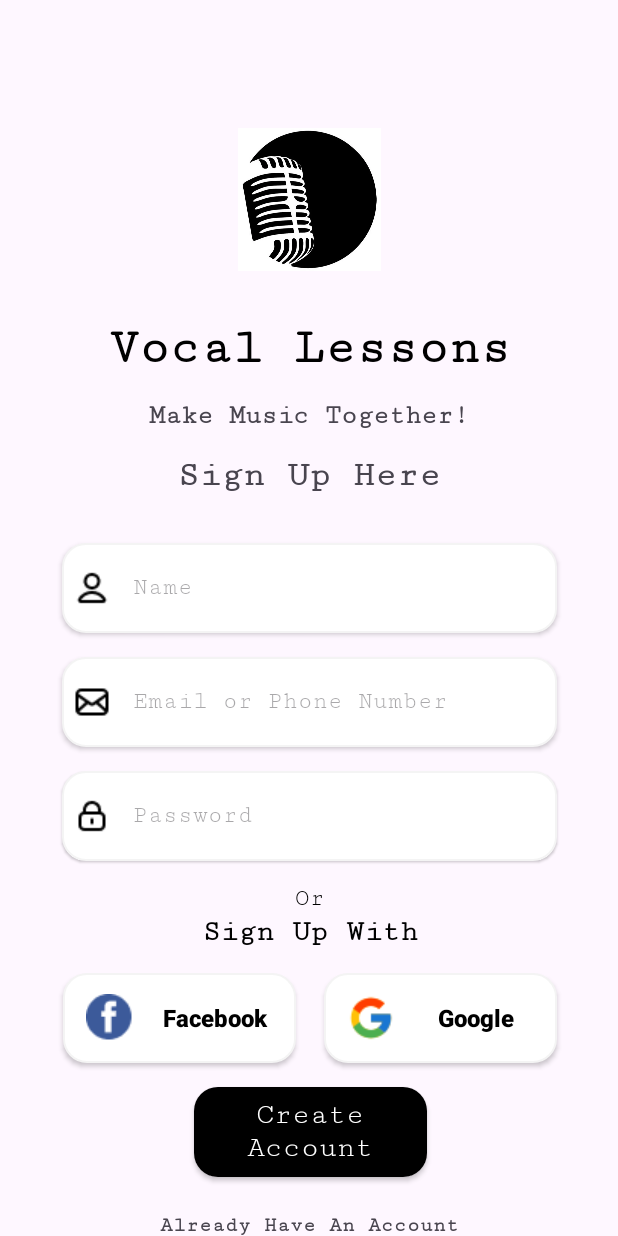
After one commit to SA9RAEL/Vocal, an Android app: the layout activity_sign_up_user.xml on its own in the app's theme, with its tools: preview values and no code run, on a phone screen of 412 x 824 dp. The commit adds this screen. Run offline under Robolectric (Android 15) with nearby library versions, the phone set to English and light mode, and no system bars.

Commit message:
The account creation and sign up screens are working. I'm making a new teacher card screen with the option to sign up for a lesson.

```diff
--- a/app/src/main/AndroidManifest.xml
+++ b/app/src/main/AndroidManifest.xml
@@ -13,6 +13,15 @@
         android:theme="@style/Theme.VocalLessons"
         tools:targetApi="31">
         <activity
+            android:name=".LoginUserActivity"
+            android:exported="false" />
+        <activity
+            android:name=".SignUpUserActivity"
+            android:exported="false" />
+        <activity
+            android:name=".StartActivity"
+            android:exported="false" />
+        <activity
             android:name=".SplashActivity"
             android:exported="true">
             <intent-filter>
@@ -23,8 +32,7 @@
         </activity>
         <activity
             android:name=".MainActivity"
-            android:exported="true">
-        </activity>
+            android:exported="true" />
     </application>
 
 </manifest>
--- a/app/src/main/java/com/example/vocallessons/SignUpUserActivity.kt
+++ b/app/src/main/java/com/example/vocallessons/SignUpUserActivity.kt
@@ -1,5 +1,30 @@
 package com.example.vocallessons
 
-class SignUpUserActivity {
+import android.content.Intent
+import android.os.Bundle
+import androidx.activity.enableEdgeToEdge
+import androidx.appcompat.app.AppCompatActivity
+import com.example.vocallessons.databinding.ActivitySignUpUserBinding
 
+class SignUpUserActivity : AppCompatActivity() {
+
+    private lateinit var binding: ActivitySignUpUserBinding
+
+    override fun onCreate(savedInstanceState: Bundle?) {
+        super.onCreate(savedInstanceState)
+        enableEdgeToEdge()
+        binding = ActivitySignUpUserBinding.inflate(layoutInflater)
+        setContentView(binding.root)
+
+        with(binding) {
+            goLoginUserPage.setOnClickListener {
+                startActivity(Intent(this@SignUpUserActivity, LoginUserActivity::class.java))
+            }
+            createAccountBtn.setOnClickListener {
+                startActivity(Intent(this@SignUpUserActivity, MainActivity::class.java))
+                finish()
+            }
+
+        }
+    }
 }
--- /dev/null
+++ b/app/src/main/res/layout/activity_sign_up_user.xml
@@ -0,0 +1,209 @@
+<?xml version="1.0" encoding="utf-8"?>
+<androidx.constraintlayout.widget.ConstraintLayout xmlns:android="http://schemas.android.com/apk/res/android"
+    xmlns:app="http://schemas.android.com/apk/res-auto"
+    xmlns:tools="http://schemas.android.com/tools"
+    android:id="@+id/main"
+    android:layout_width="match_parent"
+    android:layout_height="match_parent"
+    tools:context=".LoginUserActivity">
+
+    <ImageView
+        android:id="@+id/imageView3"
+        android:layout_width="95dp"
+        android:layout_height="95dp"
+        android:layout_marginTop="85dp"
+        app:layout_constraintEnd_toEndOf="parent"
+        app:layout_constraintStart_toStartOf="parent"
+        app:layout_constraintTop_toTopOf="parent"
+        app:srcCompat="@drawable/logo" />
+
+    <TextView
+        android:id="@+id/textView5"
+        android:layout_width="wrap_content"
+        android:layout_height="wrap_content"
+        android:layout_marginTop="32dp"
+        android:fontFamily="serif-monospace"
+        android:text="@string/app_name"
+        android:textColor="@color/black"
+        android:textSize="34sp"
+        android:textStyle="bold"
+        app:layout_constraintEnd_toEndOf="parent"
+        app:layout_constraintStart_toStartOf="parent"
+        app:layout_constraintTop_toBottomOf="@+id/imageView3" />
+
+    <TextView
+        android:id="@+id/textView6"
+        android:layout_width="wrap_content"
+        android:layout_height="wrap_content"
+        android:layout_marginTop="16dp"
+        android:fontFamily="serif-monospace"
+        android:text="@string/make_music_together"
+        android:textSize="18sp"
+        android:textStyle="bold"
+        app:layout_constraintEnd_toEndOf="parent"
+        app:layout_constraintStart_toStartOf="parent"
+        app:layout_constraintTop_toBottomOf="@+id/textView5" />
+
+    <TextView
+        android:id="@+id/textView7"
+        android:layout_width="wrap_content"
+        android:layout_height="wrap_content"
+        android:layout_marginTop="16dp"
+        android:fontFamily="serif-monospace"
+        android:text="@string/sign_up_here"
+        android:textSize="24sp"
+        android:textStyle="bold"
+        app:layout_constraintEnd_toEndOf="parent"
+        app:layout_constraintStart_toStartOf="parent"
+        app:layout_constraintTop_toBottomOf="@+id/textView6" />
+
+    <EditText
+        android:id="@+id/sign_up_user_name"
+        android:layout_width="330dp"
+        android:layout_height="60dp"
+        android:layout_marginTop="32dp"
+        android:background="@drawable/edit_text_bg"
+        android:drawableStart="@drawable/ic_user"
+        android:drawablePadding="15dp"
+        android:inputType="text"
+        android:elevation="2dp"
+        android:fontFamily="serif-monospace"
+        android:hint="@string/name"
+        android:paddingStart="8dp"
+        android:textSize="16sp"
+        app:layout_constraintEnd_toEndOf="parent"
+        app:layout_constraintStart_toStartOf="parent"
+        app:layout_constraintTop_toBottomOf="@+id/textView7" />
+
+    <EditText
+        android:id="@+id/sign_in_email"
+        android:layout_width="330dp"
+        android:layout_height="60dp"
+        android:layout_marginTop="16dp"
+        android:background="@drawable/edit_text_bg"
+        android:drawableStart="@drawable/ic_mail"
+        android:drawablePadding="15dp"
+        android:inputType="textEmailAddress"
+        android:elevation="2dp"
+        android:fontFamily="serif-monospace"
+        android:hint="@string/email_or_phone_number"
+        android:paddingStart="8dp"
+        android:textSize="16sp"
+        app:layout_constraintEnd_toEndOf="parent"
+        app:layout_constraintStart_toStartOf="parent"
+        app:layout_constraintTop_toBottomOf="@+id/sign_up_user_name" />
+
+    <EditText
+        android:id="@+id/sign_in_password"
+        android:layout_width="330dp"
+        android:layout_height="60dp"
+        android:layout_marginTop="16dp"
+        android:inputType="textPassword"
+        android:background="@drawable/edit_text_bg"
+        android:drawableStart="@drawable/ic_lock"
+        android:drawablePadding="15dp"
+        android:elevation="1dp"
+        android:fontFamily="serif-monospace"
+        android:hint="@string/password"
+        android:paddingStart="8dp"
+        android:textSize="16sp"
+        app:layout_constraintEnd_toEndOf="parent"
+        app:layout_constraintHorizontal_bias="0.506"
+        app:layout_constraintStart_toStartOf="parent"
+        app:layout_constraintTop_toBottomOf="@+id/sign_in_email" />
+
+    <TextView
+        android:id="@+id/textView8"
+        android:layout_width="wrap_content"
+        android:layout_height="wrap_content"
+        android:layout_marginTop="16dp"
+        android:fontFamily="serif-monospace"
+        android:text="@string/or"
+        android:textColor="@color/black"
+        android:textSize="16sp"
+        app:layout_constraintEnd_toEndOf="@+id/sign_in_password"
+        app:layout_constraintStart_toStartOf="@+id/sign_in_password"
+        app:layout_constraintTop_toBottomOf="@+id/sign_in_password" />
+
+    <TextView
+        android:id="@+id/textView9"
+        android:layout_width="wrap_content"
+        android:layout_height="wrap_content"
+        android:layout_marginTop="2dp"
+        android:fontFamily="serif-monospace"
+        android:text="@string/sign_up_with"
+        android:textColor="@color/black"
+        android:textSize="20sp"
+        android:textStyle="bold"
+        app:layout_constraintEnd_toEndOf="@+id/textView8"
+        app:layout_constraintStart_toStartOf="@+id/textView8"
+        app:layout_constraintTop_toBottomOf="@+id/textView8" />
+
+    <androidx.appcompat.widget.AppCompatButton
+        android:id="@+id/button"
+        android:layout_width="155dp"
+        android:layout_height="60dp"
+        android:layout_marginTop="16dp"
+        android:layout_marginEnd="40dp"
+        android:background="@drawable/btn_shape_lg"
+        android:drawableStart="@drawable/facebook"
+        android:elevation="12dp"
+        android:paddingStart="15dp"
+        android:text="@string/facebook"
+        android:textAllCaps="false"
+        android:textColor="@color/black"
+        android:textSize="16sp"
+        android:textStyle="bold"
+        app:layout_constraintEnd_toEndOf="@+id/textView9"
+        app:layout_constraintStart_toStartOf="parent"
+        app:layout_constraintTop_toBottomOf="@+id/textView9" />
+
+    <androidx.appcompat.widget.AppCompatButton
+        android:id="@+id/button2"
+        android:layout_width="155dp"
+        android:layout_height="60dp"
+        android:layout_marginStart="40dp"
+        android:layout_marginTop="16dp"
+        android:background="@drawable/btn_shape_lg"
+        android:drawableStart="@drawable/google"
+        android:paddingStart="15dp"
+        android:text="@string/google"
+        android:textAllCaps="false"
+        android:textColor="@color/black"
+        android:textSize="16sp"
+        android:textStyle="bold"
+        app:layout_constraintEnd_toEndOf="parent"
+        app:layout_constraintStart_toStartOf="@+id/textView9"
+        app:layout_constraintTop_toBottomOf="@+id/textView9" />
+
+    <androidx.appcompat.widget.AppCompatButton
+        android:id="@+id/create_account_btn"
+        android:layout_width="155dp"
+        android:layout_height="60dp"
+        android:layout_marginTop="16dp"
+        android:background="@drawable/black_btn"
+        android:elevation="4dp"
+        android:fontFamily="serif-monospace"
+        android:text="@string/create_account"
+        android:textAllCaps="false"
+        android:textColor="@color/white"
+        android:textSize="20sp"
+        app:layout_constraintEnd_toEndOf="@+id/button2"
+        app:layout_constraintStart_toStartOf="@+id/button"
+        app:layout_constraintTop_toBottomOf="@+id/button" />
+
+    <TextView
+        android:id="@+id/go_login_user_page"
+        android:layout_width="wrap_content"
+        android:layout_height="wrap_content"
+        android:layout_marginTop="24dp"
+        android:fontFamily="serif-monospace"
+        android:text="@string/already_have_an_account"
+        android:textSize="14sp"
+        android:textStyle="bold"
+        app:layout_constraintEnd_toEndOf="parent"
+        app:layout_constraintStart_toStartOf="parent"
+        app:layout_constraintTop_toBottomOf="@+id/create_account_btn" />
+
+
+</androidx.constraintlayout.widget.ConstraintLayout>
--- a/app/src/main/res/values/strings.xml
+++ b/app/src/main/res/values/strings.xml
@@ -13,4 +13,9 @@
     <string name="google">Google</string>
     <string name="login">Login</string>
     <string name="don_t_have_an_account">Don\'t have an account?</string>
+    <string name="sign_up_here">Sign Up Here</string>
+    <string name="name">Name\n</string>
+    <string name="sign_up_with">Sign Up With</string>
+    <string name="create_account">Create Account</string>
+    <string name="already_have_an_account">Already Have An Account</string>
 </resources>
```
Also changed, not shown: app/src/main/res/drawable/ic_user.png (added).
